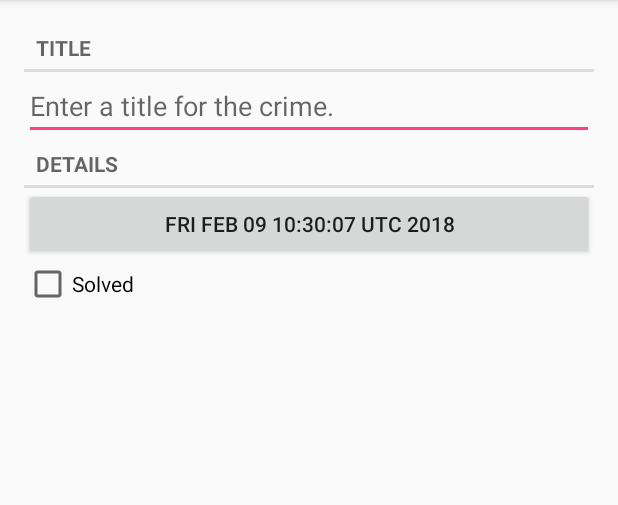
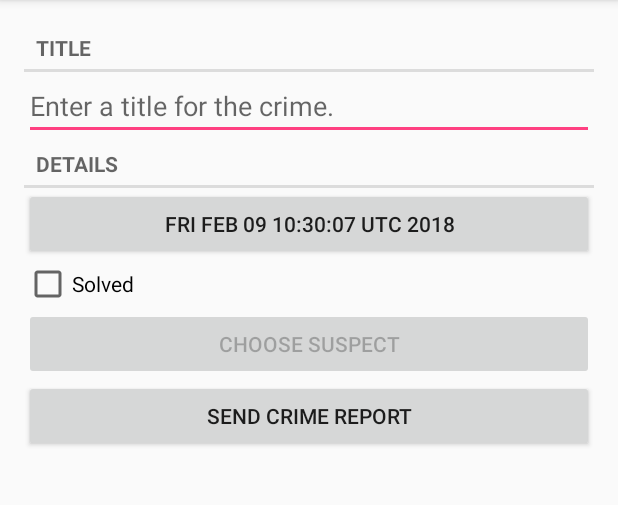
Before and after one commit to tybo96789/CSCI4702-AndroidDev, an Android app: the screen it shows after launch (CrimePagerActivity), after a tap on "New Crime", on a phone screen of 412 x 824 dp, the part 84-589 px from its top. Run offline under Robolectric (Android 15) with nearby library versions, the phone set to English and light mode, and no system bars.

Commit message:
Working chapter 15 application;

```diff
--- a/CriminalIntent/app/src/main/java/space/gameressence/tatiburcio/criminalintent/Crime.java
+++ b/CriminalIntent/app/src/main/java/space/gameressence/tatiburcio/criminalintent/Crime.java
@@ -57,4 +57,15 @@ public class Crime {
     public void setSolved(boolean solved) {
         mSolved = solved;
     }
+
+    //Begin chapter 15
+    private String mSuspect;
+
+    public String getSuspect() {
+        return mSuspect;
+    }
+
+    public void setSuspect(String suspect) {
+        mSuspect = suspect;
+    }
 }
--- a/CriminalIntent/app/src/main/java/space/gameressence/tatiburcio/criminalintent/CrimeBaseHelper.java
+++ b/CriminalIntent/app/src/main/java/space/gameressence/tatiburcio/criminalintent/CrimeBaseHelper.java
@@ -26,7 +26,8 @@ public class CrimeBaseHelper extends SQLiteOpenHelper {
                         CrimeTable.Cols.UUID + ", " +
                         CrimeTable.Cols.TITLE + ", " +
                         CrimeTable.Cols.DATE + ", " +
-                        CrimeTable.Cols.SOLVED +
+                        CrimeTable.Cols.SOLVED + ", " +
+                        CrimeTable.Cols.SUSPECT +
                         ")");
     }
     @Override
--- a/CriminalIntent/app/src/main/java/space/gameressence/tatiburcio/criminalintent/CrimeCursorWrapper.java
+++ b/CriminalIntent/app/src/main/java/space/gameressence/tatiburcio/criminalintent/CrimeCursorWrapper.java
@@ -20,12 +20,15 @@ public class CrimeCursorWrapper extends CursorWrapper {
         String title = getString(getColumnIndex(CrimeDbSchema.CrimeTable.Cols.TITLE));
         long date = getLong(getColumnIndex(CrimeDbSchema.CrimeTable.Cols.DATE));
         int isSolved = getInt(getColumnIndex(CrimeDbSchema.CrimeTable.Cols.SOLVED));
+        String suspect = getString(getColumnIndex(CrimeDbSchema.CrimeTable.Cols.SUSPECT));
 
 
         Crime crime = new Crime(UUID.fromString(uuidString));
         crime.setTitle(title);
         crime.setDate(new Date(date));
         crime.setSolved(isSolved != 0);
+        crime.setSuspect(suspect);
+
 
         return crime;
     }
--- a/CriminalIntent/app/src/main/java/space/gameressence/tatiburcio/criminalintent/CrimeDbSchema.java
+++ b/CriminalIntent/app/src/main/java/space/gameressence/tatiburcio/criminalintent/CrimeDbSchema.java
@@ -14,6 +14,7 @@ public class CrimeDbSchema {
             public static final String TITLE = "title";
             public static final String DATE = "date";
             public static final String SOLVED = "solved";
+            public static final String SUSPECT = "suspect";
         }
     }
 
--- a/CriminalIntent/app/src/main/java/space/gameressence/tatiburcio/criminalintent/CrimeLab.java
+++ b/CriminalIntent/app/src/main/java/space/gameressence/tatiburcio/criminalintent/CrimeLab.java
@@ -163,6 +163,7 @@ public class CrimeLab {
         values.put(CrimeDbSchema.CrimeTable.Cols.TITLE, crime.getTitle());
         values.put(CrimeDbSchema.CrimeTable.Cols.DATE, crime.getDate().getTime());
         values.put(CrimeDbSchema.CrimeTable.Cols.SOLVED, crime.isSolved() ? 1 : 0);
+        values.put(CrimeDbSchema.CrimeTable.Cols.SUSPECT, crime.getSuspect());
 
 
         return values;
--- a/CriminalIntent/app/src/main/res/layout/fragment_crime.xml
+++ b/CriminalIntent/app/src/main/res/layout/fragment_crime.xml
@@ -27,4 +27,16 @@
         android:layout_width="match_parent"
         android:layout_height="wrap_content"
         android:text="@string/crime_solved_label"/>
+
+    <!--Begin Chapter 15-->
+    <Button
+        android:layout_width="match_parent"
+        android:layout_height="wrap_content"
+        android:id="@+id/crime_suspect"
+        android:text="@string/crime_suspect_text"/>
+    <Button
+        android:layout_width="match_parent"
+        android:layout_height="wrap_content"
+        android:id="@+id/crime_report"
+        android:text="@string/crime_report_text"/>
 </LinearLayout>
--- a/CriminalIntent/app/src/main/res/values/strings.xml
+++ b/CriminalIntent/app/src/main/res/values/strings.xml
@@ -15,5 +15,14 @@
     <string name="new_crime">New Crime</string>
 
 
-
+    <!--Being Chapter 15-->
+    <string name="crime_suspect_text">Choose Suspect</string>
+    <string name="crime_report_text">Send Crime Report</string>
+    <string name="crime_report">%1$s!The crime was discovered on %2$s. %3$s, and %4$s</string>
+    <string name="crime_report_solved">The case is solved</string>
+    <string name="crime_report_unsolved">The case is not solved</string>
+    <string name="crime_report_no_suspect">there is no suspect.</string>
+    <string name="crime_report_suspect">the suspect is %s.</string>
+    <string name="crime_report_subject">CriminalIntent Crime Report</string>
+    <string name="send_report">Send crime report via</string>
 </resources>
```
Also changed, not shown: CriminalIntent/app/src/main/java/space/gameressence/tatiburcio/criminalintent/CrimeFragment.java (+99 -0 lines).
